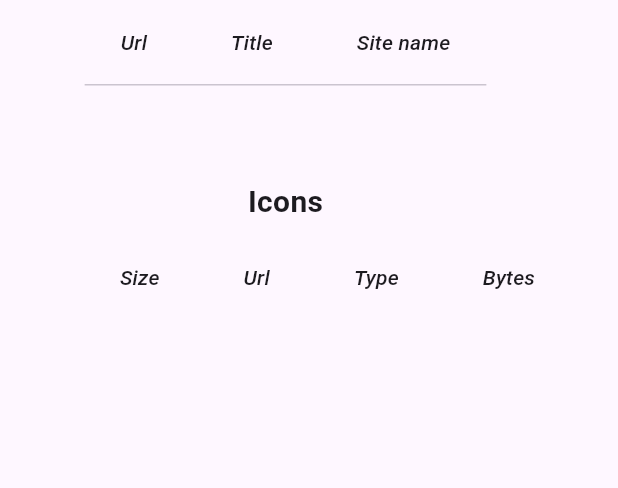
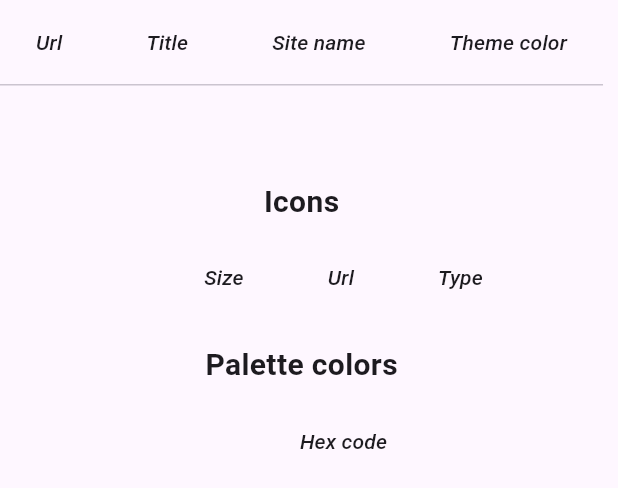
Before and after one commit to deepak786/website-info, a Flutter app: the WebsiteInfoItem widget shown alone on an empty page, opened directly with empty values, on a phone screen of 412 x 824 dp. Shown: the top 488 px of the screen. Run offline on Flutter 3.47's test engine with Material 2 defaults, Android fonts, the phone set to English and light mode, and no system bars; our stand-ins replace cached_network_image, flutter_svg, palette_generator; missing offline and left inert: beautiful_soup_dart.

Commit message:
- Parse the manifest file - Palette colors

```diff
--- a/lib/website_data.dart
+++ b/lib/website_data.dart
@@ -1,9 +1,13 @@
+import 'package:flutter/material.dart';
+
 class WebsiteData {
   WebsiteData({
     required this.url,
     this.title = "",
     this.siteName = "",
+    this.themeColor = "",
     this.icons = const [],
+    this.paletteColors = const [],
   });
 
   /// Website url
@@ -15,12 +19,18 @@ class WebsiteData {
   /// Site name
   final String siteName;
 
+  /// Theme color
+  final String themeColor;
+
   /// Icons
   final List<Favicon> icons;
 
+  /// Colors
+  final List<Color> paletteColors;
+
   @override
   String toString() {
-    return "{url: $url, title: $title, siteName: $siteName, icons: $icons}";
+    return "{url: $url, title: $title, siteName: $siteName, icons: $icons, themeColor: $themeColor, paletteColors: $paletteColors}";
   }
 }
 
@@ -28,7 +38,6 @@ class Favicon implements Comparable<Favicon> {
   Favicon({
     required this.url,
     this.type = "",
-    this.bytes = 0,
     this.width = 0,
     this.height = 0,
   });
@@ -38,9 +47,6 @@ class Favicon implements Comparable<Favicon> {
 
   /// Icon type such as image/png, image/jpg, etc
   final String type;
-
-  /// Size of the icon in bytes
-  final int bytes;
 
   /// Icon width
   final int width;
@@ -76,6 +82,6 @@ class Favicon implements Comparable<Favicon> {
 
   @override
   String toString() {
-    return '{url: $url, type: $type, bytes: $bytes, width: $width, height: $height}';
+    return '{url: $url, type: $type, width: $width, height: $height}';
   }
 }
--- a/lib/website_info_item.dart
+++ b/lib/website_info_item.dart
@@ -2,6 +2,7 @@ import 'package:cached_network_image/cached_network_image.dart';
 import 'package:flutter/material.dart';
 import 'package:flutter_svg/flutter_svg.dart';
 import 'package:url_launcher/url_launcher.dart';
+import 'package:website_info/utils.dart';
 import 'package:website_info/website_data.dart';
 
 class WebsiteInfoItem extends StatelessWidget {
@@ -41,6 +42,14 @@ class WebsiteInfoItem extends StatelessWidget {
                 ),
               ),
             ),
+            DataColumn(
+              label: Expanded(
+                child: Text(
+                  'Theme color',
+                  style: TextStyle(fontStyle: FontStyle.italic),
+                ),
+              ),
+            ),
           ],
           rows: [
             DataRow(
@@ -48,6 +57,21 @@ class WebsiteInfoItem extends StatelessWidget {
                 DataCell(Text(data.url)),
                 DataCell(Text(data.title)),
                 DataCell(Text(data.siteName)),
+                DataCell(
+                  data.themeColor.isNotEmpty
+                      ? Row(
+                          children: [
+                            Container(
+                              width: 20,
+                              height: 20,
+                              color: colorFromHex(data.themeColor),
+                            ),
+                            const SizedBox(width: 8),
+                            Text(data.themeColor),
+                          ],
+                        )
+                      : const Text(""),
+                ),
               ],
             ),
           ],
@@ -92,14 +116,6 @@ class WebsiteInfoItem extends StatelessWidget {
                 ),
               ),
             ),
-            DataColumn(
-              label: Expanded(
-                child: Text(
-                  'Bytes',
-                  style: TextStyle(fontStyle: FontStyle.italic),
-                ),
-              ),
-            ),
           ],
           rows: data.icons
               .map(
@@ -122,7 +138,42 @@ class WebsiteInfoItem extends StatelessWidget {
                       ),
                     ),
                     DataCell(Text(e.type)),
-                    DataCell(Text(e.bytes.toString())),
+                  ],
+                ),
+              )
+              .toList(),
+        ),
+        const SizedBox(height: 16),
+        const Text(
+          "Palette colors",
+          style: TextStyle(fontSize: 20, fontWeight: FontWeight.bold),
+        ),
+        const SizedBox(height: 8),
+        DataTable(
+          columns: const [
+            DataColumn(
+              label: Expanded(
+                child: Text(
+                  '',
+                  style: TextStyle(fontStyle: FontStyle.italic),
+                ),
+              ),
+            ),
+            DataColumn(
+              label: Expanded(
+                child: Text(
+                  'Hex code',
+                  style: TextStyle(fontStyle: FontStyle.italic),
+                ),
+              ),
+            ),
+          ],
+          rows: data.paletteColors
+              .map(
+                (e) => DataRow(
+                  cells: <DataCell>[
+                    DataCell(Container(width: 20, height: 20, color: e)),
+                    DataCell(Text(toHex(e))),
                   ],
                 ),
               )
--- a/pubspec.yaml
+++ b/pubspec.yaml
@@ -41,6 +41,7 @@ dependencies:
   cached_network_image: ^3.3.0
   flutter_svg: ^2.0.7
   url_launcher: ^6.1.14
+  palette_generator: ^0.3.3+3
 
 dev_dependencies:
   flutter_test:
```
Also changed, not shown: lib/extract_website_info.dart (+130 -42 lines), lib/manifest.dart (added, +92 -0 lines), lib/utils.dart (added, +43 -0 lines).
